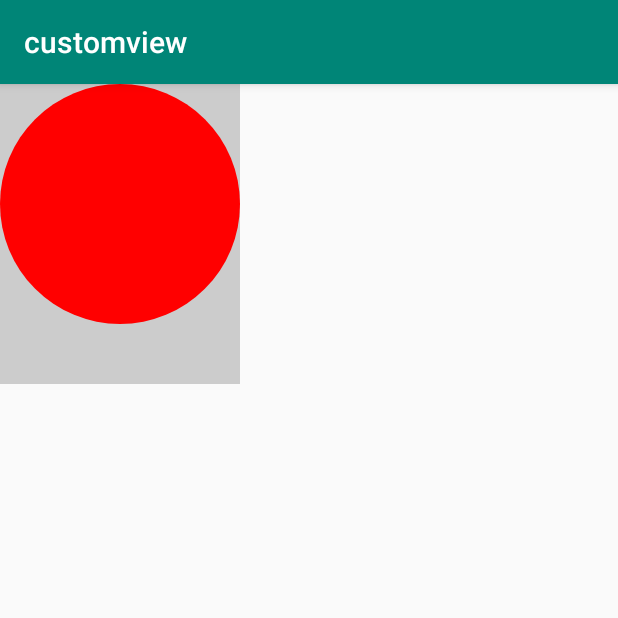
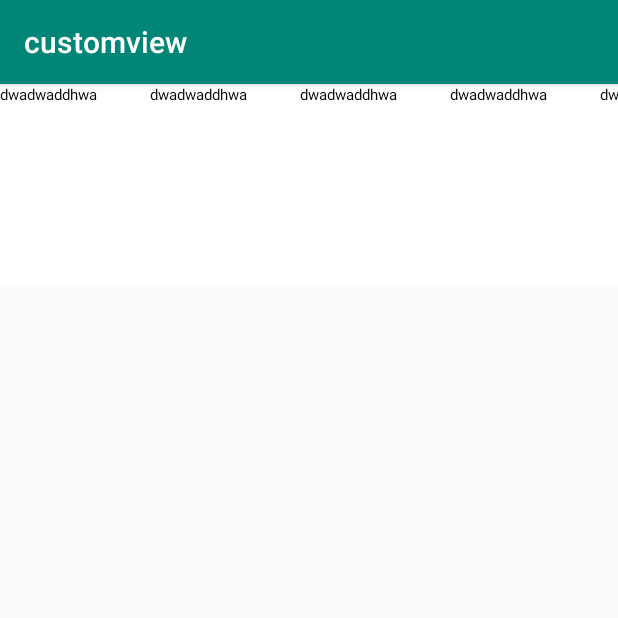
Before and after one commit to yatoooon/CodingRoad, an Android app: the screen it shows after launch (LayoutActivity), on a phone screen of 412 x 824 dp, the top half of it. Run offline under Robolectric (Android 15) with nearby library versions, the phone set to English and light mode, and no system bars; our stand-ins replace Timber.

Commit message:
自定义taglayout  第一行

```diff
--- a/customview/src/main/java/com/yatoooon/customview/LayoutActivity.java
+++ b/customview/src/main/java/com/yatoooon/customview/LayoutActivity.java
@@ -3,12 +3,11 @@ package com.yatoooon.customview;
 import android.os.Bundle;
 import android.support.annotation.Nullable;
 import android.support.v7.app.AppCompatActivity;
-import com.yatoooon.customview.layout.CircleView;
 
 public class LayoutActivity extends AppCompatActivity {
 
 //    private SquareImageView view;//1
-    private CircleView view;//2
+//    private CircleView view;//2
 
     //整体   1.测量流程 :  从rootview 递归调用每一级子view 的measure()方法
     //      2.布局流程 :  从rootview 递归调用每一级子view 的layout()方法 把测量过程得出的子view的位置和尺寸传给子view 子view保存
@@ -23,7 +22,7 @@ public class LayoutActivity extends AppCompatActivity {
     protected void onCreate(@Nullable Bundle savedInstanceState) {
         super.onCreate(savedInstanceState);
         setContentView(R.layout.activity_layout);
-        view = findViewById(R.id.view);
+//        view = findViewById(R.id.view);
 
 //        setExample1();
         setExample2();
--- a/customview/src/main/java/com/yatoooon/customview/draw/MaterialEditText.java
+++ b/customview/src/main/java/com/yatoooon/customview/draw/MaterialEditText.java
@@ -24,6 +24,7 @@ public class MaterialEditText extends AppCompatEditText {
 
     private boolean useFloatingLable = true;
     private Rect padding = new Rect();
+    private ObjectAnimator animator;
 
 
     private float getCustomValue() {
@@ -98,8 +99,11 @@ public class MaterialEditText extends AppCompatEditText {
     }
 
     private ObjectAnimator animatior() {
-        ObjectAnimator animator = ObjectAnimator.ofFloat(MaterialEditText.this, "customValue", 0, 1);
-        animator.setDuration(200);
+        if (animator == null) {
+            animator = ObjectAnimator.ofFloat(MaterialEditText.this, "customValue", 0, 1);
+            animator.setDuration(200);
+            return animator;
+        }
         return animator;
     }
 
--- a/customview/src/main/java/com/yatoooon/customview/layout/CircleView.java
+++ b/customview/src/main/java/com/yatoooon/customview/layout/CircleView.java
@@ -23,7 +23,7 @@ public class CircleView extends View {
     protected void onMeasure(int widthMeasureSpec, int heightMeasureSpec) {
         int width = RADIUS * 2;
         int height = RADIUS * 2;
-        width = resolveSizeAndState(width, widthMeasureSpec, 0);    //对计算结果进行修正  看看父view的要求和自己计算的尺寸   看一下源码
+        width = resolveSizeAndState(width, widthMeasureSpec, 0);    //对计算结果进行修正  根据父view的要求和自己计算的尺寸来确定   看一下源码
         height = resolveSizeAndState(height, heightMeasureSpec, 0);
         setMeasuredDimension(width, height);
     }
--- a/customview/src/main/java/com/yatoooon/customview/layout/TagLayout.java
+++ b/customview/src/main/java/com/yatoooon/customview/layout/TagLayout.java
@@ -1,16 +1,51 @@
 package com.yatoooon.customview.layout;
 
 import android.content.Context;
+import android.graphics.Rect;
 import android.util.AttributeSet;
+import android.view.View;
 import android.view.ViewGroup;
 
+import java.util.ArrayList;
+import java.util.List;
+
 public class TagLayout extends ViewGroup {
+
+    List<Rect> childLayoutList = new ArrayList<>();
+
+
     public TagLayout(Context context, AttributeSet attrs) {
         super(context, attrs);
     }
 
     @Override
+    protected void onMeasure(int widthMeasureSpec, int heightMeasureSpec) {
+        int widthUsed = 0;
+        int heightUsed = 0;
+        for (int i = 0; i < getChildCount(); i++) {
+            View childAt = getChildAt(i);
+            measureChildWithMargins(childAt, widthMeasureSpec, widthUsed, heightMeasureSpec, heightUsed);
+            Rect rect = new Rect();
+            rect.set(widthUsed, 0, widthUsed + childAt.getMeasuredWidth(), childAt.getMeasuredHeight());
+            childLayoutList.add(rect);
+            widthUsed = widthUsed + childAt.getMeasuredWidth();
+            heightUsed = childAt.getMeasuredHeight();
+        }
+
+        setMeasuredDimension(widthUsed, heightUsed);
+    }
+
+    @Override
     protected void onLayout(boolean changed, int l, int t, int r, int b) {
+        for (int i = 0; i < getChildCount(); i++) {
+            View childAt = getChildAt(i);
+            Rect rect = childLayoutList.get(i);
+            childAt.layout(rect.left, rect.top, rect.right, rect.bottom);
+        }
+    }
 
+    @Override
+    public LayoutParams generateLayoutParams(AttributeSet attrs) {
+        return new MarginLayoutParams(getContext(), attrs);
     }
 }
--- a/customview/src/main/res/layout/activity_layout.xml
+++ b/customview/src/main/res/layout/activity_layout.xml
@@ -1,16 +1,75 @@
 <?xml version="1.0" encoding="utf-8"?>
-<HorizontalScrollView xmlns:android="http://schemas.android.com/apk/res/android"
-                      android:layout_width="match_parent"
-                      android:orientation="vertical"
-                      android:layout_height="match_parent">
-    <!--HorizontalScrollView 和 ScrollView  可以观察出宽和高的修正-->
+<!--<ScrollView xmlns:android="http://schemas.android.com/apk/res/android"-->
+<!--android:layout_width="match_parent"-->
+<!--android:orientation="vertical"-->
+<!--android:layout_height="match_parent">-->
+<!--&lt;!&ndash;HorizontalScrollView 和 ScrollView  可以观察出CircleView宽和高的修正&ndash;&gt;-->
 
-    <com.yatoooon.customview.layout.CircleView
-            android:id="@+id/view"
-            android:layout_width="300dp"
-            android:background="#cccccc"
-            android:layout_height="200dp"
+<!--<com.yatoooon.customview.layout.CircleView-->
+<!--android:id="@+id/view"-->
+<!--android:layout_width="300dp"-->
+<!--android:background="#cccccc"-->
+<!--android:layout_height="200dp"-->
 
-    />
+<!--/>-->
+<!--</ScrollView>-->
+<LinearLayout xmlns:android="http://schemas.android.com/apk/res/android"
+              android:layout_width="match_parent"
+              android:orientation="vertical"
+              android:layout_height="match_parent">
 
-</HorizontalScrollView>
+    <com.yatoooon.customview.layout.TagLayout android:layout_width="match_parent"
+                                              android:background="#ffffff"
+                                              android:layout_height="match_parent">
+        <TextView android:layout_width="100dp"
+                  android:text="dwadwaddhwa"
+                  android:textColor="#000000"
+                  android:textSize="10dp"
+                  android:layout_height="100dp"
+        />
+        <TextView android:layout_width="100dp"
+                  android:text="dwadwaddhwa"
+                  android:textColor="#000000"
+                  android:textSize="10dp"
+                  android:layout_height="100dp"
+        />
+        <TextView android:layout_width="100dp"
+                  android:text="dwadwaddhwa"
+                  android:textColor="#000000"
+                  android:textSize="10dp"
+                  android:layout_height="100dp"
+        />
+        <TextView android:layout_width="100dp"
+                  android:text="dwadwaddhwa"
+                  android:textColor="#000000"
+                  android:textSize="10dp"
+                  android:layout_height="100dp"
+        />
+        <TextView android:layout_width="100dp"
+                  android:text="dwadwaddhwa"
+                  android:textColor="#000000"
+                  android:textSize="10dp"
+                  android:layout_height="100dp"
+        />
+        <TextView android:layout_width="wrap_content"
+                  android:text="dwadwaddhwa"
+                  android:textColor="#000000"
+                  android:textSize="10dp"
+                  android:layout_height="wrap_content"
+        />
+        <TextView android:layout_width="wrap_content"
+                  android:text="dwadwaddhwa"
+                  android:textColor="#000000"
+                  android:textSize="10dp"
+                  android:layout_height="wrap_content"
+        />
+        <TextView android:layout_width="wrap_content"
+                  android:text="dwadwaddhwa"
+                  android:textColor="#000000"
+                  android:textSize="10dp"
+                  android:layout_height="wrap_content"
+        />
+
+    </com.yatoooon.customview.layout.TagLayout>
+
+</LinearLayout>
--- a/customview/src/main/res/layout/activity_main.xml
+++ b/customview/src/main/res/layout/activity_main.xml
@@ -7,22 +7,22 @@
         android:layout_height="match_parent"
 >
 
-    <!--<FrameLayout android:layout_width="match_parent"-->
-    <!--app:layout_constraintBottom_toBottomOf="parent"-->
-    <!--app:layout_constraintLeft_toLeftOf="parent"-->
-    <!--app:layout_constraintRight_toRightOf="parent"-->
-    <!--android:background="#eeeeee"-->
-    <!--app:layout_constraintTop_toTopOf="parent"-->
-    <!--android:layout_height="wrap_content">-->
+    <FrameLayout android:layout_width="match_parent"
+                 app:layout_constraintBottom_toBottomOf="parent"
+                 app:layout_constraintLeft_toLeftOf="parent"
+                 app:layout_constraintRight_toRightOf="parent"
+                 android:background="#eeeeee"
+                 app:layout_constraintTop_toTopOf="parent"
+                 android:layout_height="wrap_content">
 
-    <!--<com.yatoooon.customview.draw.MaterialEditText-->
-    <!--android:id="@+id/view"-->
-    <!--android:layout_width="match_parent"-->
-    <!--app:useFloatingLable="true"-->
-    <!--android:layout_height="wrap_content"-->
-    <!--android:hint="username"-->
-    <!--/>-->
-    <!--</FrameLayout>-->
+        <com.yatoooon.customview.draw.MaterialEditText
+                android:id="@+id/view"
+                android:layout_width="match_parent"
+                app:useFloatingLable="true"
+                android:layout_height="wrap_content"
+                android:hint="username"
+        />
+    </FrameLayout>
 
 
 </android.support.constraint.ConstraintLayout>
```
